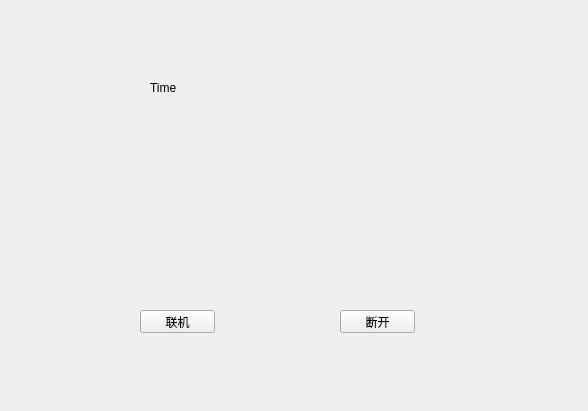
The window that cheatermainform.ui (samier958/heaterClient) describes before a commit, drawn with Qt 5.
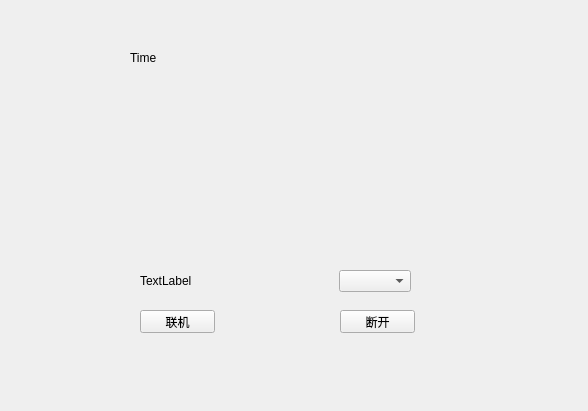
The same window after the commit.

Commit message: Add a heater group in the preview form.

The edit to the form file:
```diff
--- a/cheatermainform.ui
+++ b/cheatermainform.ui
@@ -42,8 +42,8 @@
   <widget class="QLabel" name="systemTime">
    <property name="geometry">
     <rect>
-     <x>150</x>
-     <y>80</y>
+     <x>130</x>
+     <y>50</y>
      <width>281</width>
      <height>16</height>
     </rect>
@@ -52,6 +52,41 @@
     <string>Time</string>
    </property>
   </widget>
+  <widget class="QWidget" name="">
+   <property name="geometry">
+    <rect>
+     <x>140</x>
+     <y>270</y>
+     <width>271</width>
+     <height>22</height>
+    </rect>
+   </property>
+   <layout class="QHBoxLayout" name="horizontalLayout">
+    <item>
+     <widget class="QLabel" name="label">
+      <property name="text">
+       <string>TextLabel</string>
+      </property>
+     </widget>
+    </item>
+    <item>
+     <spacer name="horizontalSpacer">
+      <property name="orientation">
+       <enum>Qt::Horizontal</enum>
+      </property>
+      <property name="sizeHint" stdset="0">
+       <size>
+        <width>40</width>
+        <height>20</height>
+       </size>
+      </property>
+     </spacer>
+    </item>
+    <item>
+     <widget class="QComboBox" name="comboBox"/>
+    </item>
+   </layout>
+  </widget>
  </widget>
  <resources/>
  <connections/>
```
The commit also changes 7 other files.
